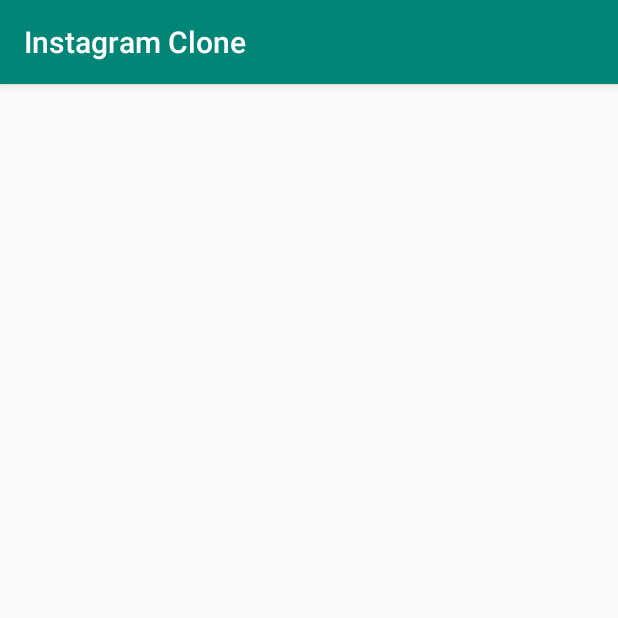
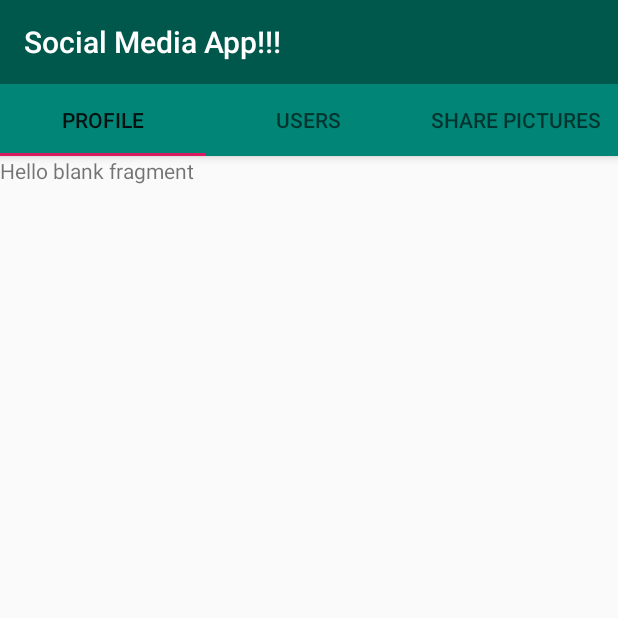
Before and after one commit to reyniskhan/InstagramClone, an Android app: the SocialMediaActivity screen opened directly, with no data from a screen before it, on a phone screen of 412 x 824 dp, the top half of it. Run offline under Robolectric (Android 15) with nearby library versions, the phone set to English and light mode, and no system bars.

Commit message:
Tab Layout Setup

```diff
--- a/app/src/main/AndroidManifest.xml
+++ b/app/src/main/AndroidManifest.xml
@@ -13,7 +13,9 @@
         android:roundIcon="@mipmap/ic_launcher_round"
         android:supportsRtl="true"
         android:theme="@style/AppTheme">
-        <activity android:name=".SocialMediaActivity"></activity>
+        <activity android:name=".SocialMediaActivity"
+            android:theme="@style/AppTheme.NoActionBar"/>
+
         <activity android:name=".LogInActivity" />
         <activity android:name=".SignUp">
             <intent-filter>
--- /dev/null
+++ b/app/src/main/java/com/example/instagramclone/ProfileTab.java
@@ -0,0 +1,30 @@
+package com.example.instagramclone;
+
+
+import android.os.Bundle;
+import android.view.LayoutInflater;
+import android.view.View;
+import android.view.ViewGroup;
+
+import androidx.fragment.app.Fragment;
+
+
+/**
+ * A simple {@link Fragment} subclass.
+ */
+public class ProfileTab extends Fragment {
+
+
+    public ProfileTab() {
+        // Required empty public constructor
+    }
+
+
+    @Override
+    public View onCreateView(LayoutInflater inflater, ViewGroup container,
+                             Bundle savedInstanceState) {
+        // Inflate the layout for this fragment
+        return inflater.inflate(R.layout.fragment_profile_tab, container, false);
+    }
+
+}
--- a/app/src/main/java/com/example/instagramclone/SocialMediaActivity.java
+++ b/app/src/main/java/com/example/instagramclone/SocialMediaActivity.java
@@ -3,12 +3,32 @@ package com.example.instagramclone;
 import android.os.Bundle;
 
 import androidx.appcompat.app.AppCompatActivity;
+import androidx.viewpager.widget.ViewPager;
+import com.google.android.material.tabs.TabLayout;
 
 public class SocialMediaActivity extends AppCompatActivity {
+
+    private androidx.appcompat.widget.Toolbar toolbar;
+    private ViewPager viewPager;
+    private TabLayout tabLayout;
+    private TabAdapter tabAdapter;
+
 
     @Override
     protected void onCreate(Bundle savedInstanceState) {
         super.onCreate(savedInstanceState);
         setContentView(R.layout.activity_social_media);
+
+        setTitle("Social Media App!!!");
+
+        toolbar = findViewById(R.id.myToolbar);
+        setSupportActionBar(toolbar);
+
+        viewPager = findViewById(R.id.viewPager);
+        tabAdapter = new TabAdapter(getSupportFragmentManager());
+        viewPager.setAdapter(tabAdapter);
+
+        tabLayout = findViewById(R.id.tabLayout);
+        tabLayout.setupWithViewPager(viewPager,false);
     }
 }
--- /dev/null
+++ b/app/src/main/java/com/example/instagramclone/TabAdapter.java
@@ -0,0 +1,51 @@
+package com.example.instagramclone;
+
+import androidx.annotation.Nullable;
+import androidx.fragment.app.Fragment;
+import androidx.fragment.app.FragmentManager;
+import androidx.fragment.app.FragmentPagerAdapter;
+
+public class TabAdapter extends FragmentPagerAdapter {
+
+
+    public TabAdapter(FragmentManager fm) {
+        super(fm);
+    }
+
+    @Override
+    public Fragment getItem(int tabPosition) {
+        switch (tabPosition){
+            case 0:
+                ProfileTab profileTab = new ProfileTab();
+                return profileTab;
+            case 1:
+                UsersTab usersTab = new UsersTab();
+                return usersTab;
+            case 2:
+                return new SharePictureTab();
+            default:
+                return null;
+        }
+    }
+
+    @Override
+    public int getCount() {
+        return 3;
+    }
+
+    @Nullable
+    @Override
+    public CharSequence getPageTitle(int position) {
+
+        switch (position){
+            case 0:
+                return "Profile";
+            case 1:
+                return "Users";
+            case 2:
+                return "Share Pictures";
+            default:
+                return null;
+        }
+    }
+}
--- /dev/null
+++ b/app/src/main/java/com/example/instagramclone/UsersTab.java
@@ -0,0 +1,30 @@
+package com.example.instagramclone;
+
+
+import android.os.Bundle;
+import android.view.LayoutInflater;
+import android.view.View;
+import android.view.ViewGroup;
+
+import androidx.fragment.app.Fragment;
+
+
+/**
+ * A simple {@link Fragment} subclass.
+ */
+public class UsersTab extends Fragment {
+
+
+    public UsersTab() {
+        // Required empty public constructor
+    }
+
+
+    @Override
+    public View onCreateView(LayoutInflater inflater, ViewGroup container,
+                             Bundle savedInstanceState) {
+        // Inflate the layout for this fragment
+        return inflater.inflate(R.layout.fragment_users_tab, container, false);
+    }
+
+}
--- a/app/src/main/res/layout/activity_social_media.xml
+++ b/app/src/main/res/layout/activity_social_media.xml
@@ -1,9 +1,35 @@
 <?xml version="1.0" encoding="utf-8"?>
-<androidx.constraintlayout.widget.ConstraintLayout xmlns:android="http://schemas.android.com/apk/res/android"
+<RelativeLayout
+    xmlns:android="http://schemas.android.com/apk/res/android"
     xmlns:app="http://schemas.android.com/apk/res-auto"
     xmlns:tools="http://schemas.android.com/tools"
     android:layout_width="match_parent"
     android:layout_height="match_parent"
     tools:context=".SocialMediaActivity">
 
-</androidx.constraintlayout.widget.ConstraintLayout>
+<com.google.android.material.appbar.AppBarLayout
+    android:layout_height="wrap_content"
+        android:layout_width="match_parent"
+        android:id="@+id/appBarLayout"
+        >
+
+        <include android:id="@+id/myToolbar"
+            layout = "@layout/my_toolbar"/>
+
+        <com.google.android.material.tabs.TabLayout
+            android:id="@+id/tabLayout"
+            android:layout_width="match_parent"
+            android:layout_height="wrap_content"/>
+
+</com.google.android.material.appbar.AppBarLayout>
+
+    <androidx.viewpager.widget.ViewPager
+        android:layout_width="match_parent"
+        android:layout_height="wrap_content"
+        android:id="@+id/viewPager"
+        android:layout_below="@+id/appBarLayout">
+
+    </androidx.viewpager.widget.ViewPager>
+
+
+</RelativeLayout>
--- /dev/null
+++ b/app/src/main/res/layout/fragment_profile_tab.xml
@@ -0,0 +1,14 @@
+<?xml version="1.0" encoding="utf-8"?>
+<androidx.constraintlayout.widget.ConstraintLayout xmlns:android="http://schemas.android.com/apk/res/android"
+    xmlns:tools="http://schemas.android.com/tools"
+    android:layout_width="match_parent"
+    android:layout_height="match_parent"
+    tools:context=".ProfileTab">
+
+    <!-- TODO: Update blank fragment layout -->
+    <TextView
+        android:layout_width="match_parent"
+        android:layout_height="match_parent"
+        android:text="@string/hello_blank_fragment" />
+
+</androidx.constraintlayout.widget.ConstraintLayout>
--- /dev/null
+++ b/app/src/main/res/layout/my_toolbar.xml
@@ -0,0 +1,11 @@
+<?xml version="1.0" encoding="utf-8"?>
+
+<androidx.appcompat.widget.Toolbar
+    xmlns:android = "http://schemas.android.com/apk/res/android"
+    android:layout_width="match_parent"
+    android:layout_height="wrap_content"
+    android:id="@+id/myToolbar"
+    android:background="@color/colorPrimaryDark"
+    android:theme="@style/ThemeOverlay.AppCompat.Dark.ActionBar">
+
+</androidx.appcompat.widget.Toolbar>
--- a/app/src/main/res/values/strings.xml
+++ b/app/src/main/res/values/strings.xml
@@ -7,4 +7,7 @@
     <string name="back4app_app_id">oqe2RqaZ6Mt03DOO1MsBGVf0V0zzQMhTaFobhx1H</string>
     <string name="back4app_client_key">qNNpD8I7rD7mU0s39p03b8INjJQIQPWkEERtQgsT</string>
 
+    <!-- TODO: Remove or change this placeholder text -->
+    <string name="hello_blank_fragment">Hello blank fragment</string>
+
 </resources>
--- a/app/src/main/res/values/styles.xml
+++ b/app/src/main/res/values/styles.xml
@@ -8,4 +8,9 @@
         <item name="colorAccent">@color/colorAccent</item>
     </style>
 
+    <style name="AppTheme.NoActionBar">
+        <item name="windowActionBar">false</item>
+        <item name="windowNoTitle">true</item>
+    </style>
+
 </resources>
```
Also changed, not shown: app/build.gradle (+11 -0 lines), app/src/main/java/com/example/instagramclone/SharePictureTab.java (added, +30 -0 lines), app/src/main/res/layout/fragment_share_picture_tab.xml (added, +14 -0 lines), app/src/main/res/layout/fragment_users_tab.xml (added, +14 -0 lines).
